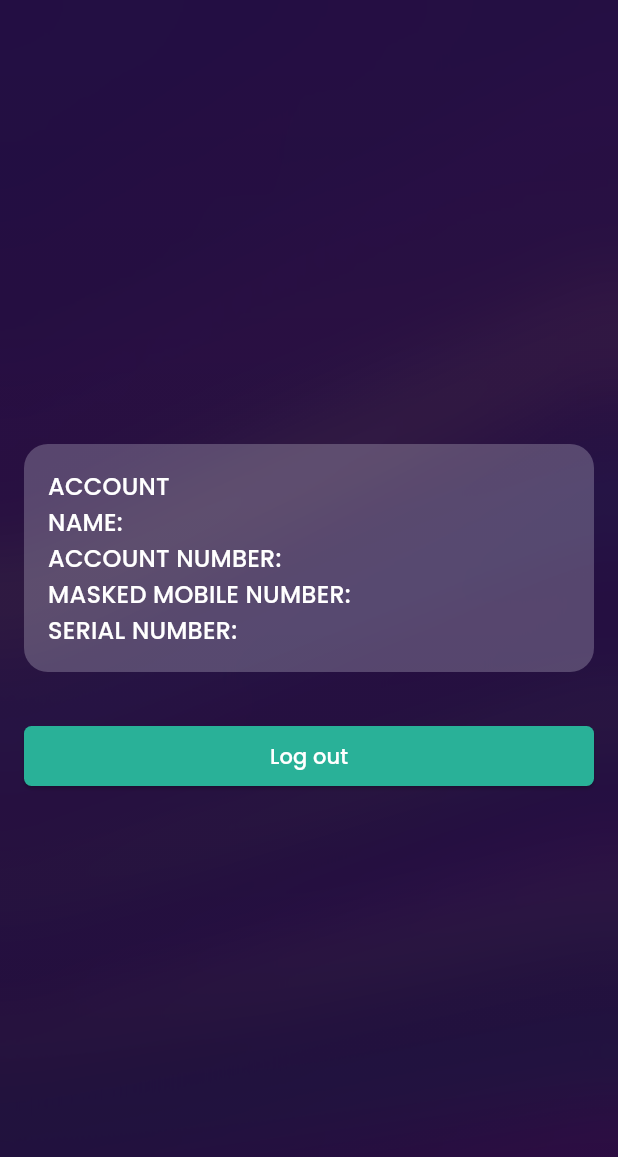
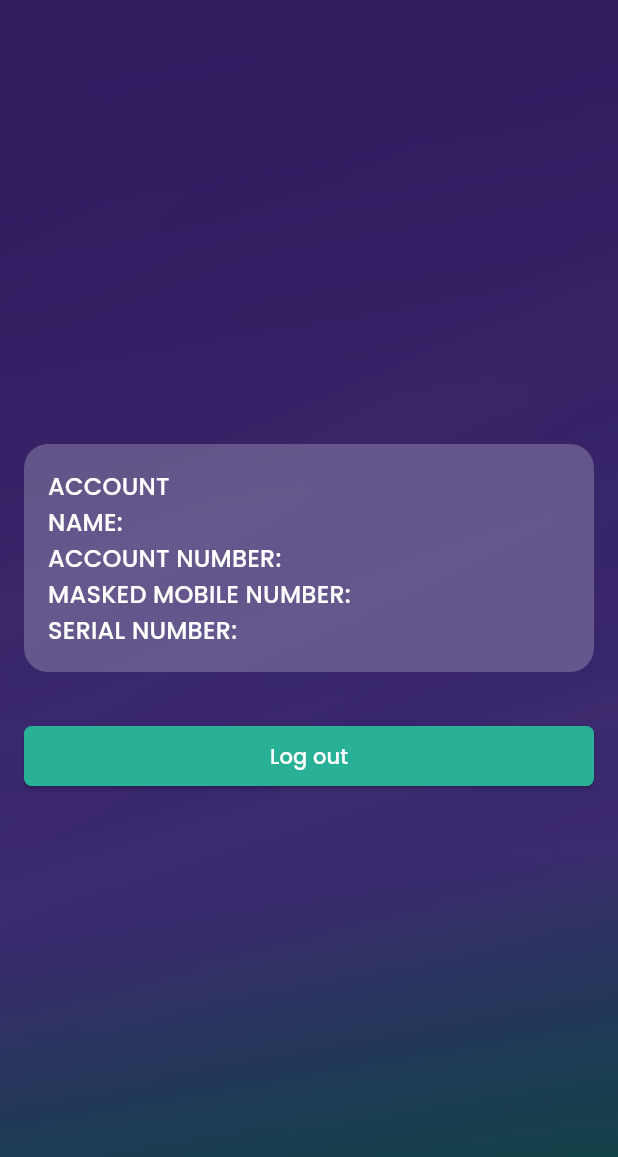
Before and after one commit to MarAntDee/s2s-after-sales, a Flutter app: the HomePage widget shown alone on an empty page, opened directly, on a phone screen of 412 x 824 dp. Shown: the top 1157 px of the screen. Run offline on Flutter 3.47's test engine with Material 3 defaults, Android fonts, the phone set to English and light mode, and no system bars; our stand-ins replace pin_input_text_field, rxdart, shared_preferences; missing offline and left inert: pretty_http_logger; accounts and stored records are empty.

Commit message:
update background of home page

```diff
--- a/lib/screens/home.dart
+++ b/lib/screens/home.dart
@@ -1,7 +1,6 @@
-import 'dart:ui';
-
 import 'package:flutter/material.dart';
 import 'package:s2s_after_sales/blocs/auth.dart';
+import 'package:s2s_after_sales/components/background.dart';
 
 import '../utils/navigator.dart';
 
@@ -13,33 +12,12 @@ class HomePage extends StatelessWidget {
     ThemeData _theme = Theme.of(context);
     AuthBloc _auth = AuthBloc.instance(context)!;
 
-    return Scaffold(
-      backgroundColor: Colors.black,
-      body: Container(
-        color: Colors.white,
-        child: Container(
-          decoration: const BoxDecoration(
-            image: DecorationImage(
-              image: AssetImage("assets/images/login-bg.png"),
-              fit: BoxFit.cover,
-            ),
-          ),
-          child: BackdropFilter(
-            filter: ImageFilter.blur(sigmaX: 25, sigmaY: 25),
-            child: Container(
-              decoration: const BoxDecoration(
-                gradient: LinearGradient(
-                  colors: [Colors.transparent, Colors.black12],
-                  begin: Alignment.topCenter,
-                  end: Alignment.bottomCenter,
-                ),
-              ),
+    return Background(
       child: Center(
         child: Padding(
           padding: const EdgeInsets.all(16),
           child: ConstrainedBox(
-                    constraints:
-                        const BoxConstraints(maxWidth: 480, maxHeight: 520),
+            constraints: const BoxConstraints(maxWidth: 480, maxHeight: 520),
             child: Column(
               crossAxisAlignment: CrossAxisAlignment.stretch,
               children: [
@@ -73,10 +51,6 @@ class HomePage extends StatelessWidget {
           ),
         ),
       ),
-            ),
-          ),
-        ),
-      ),
     );
   }
 
```
Lines whose indentation alone changed are shown as unchanged.
